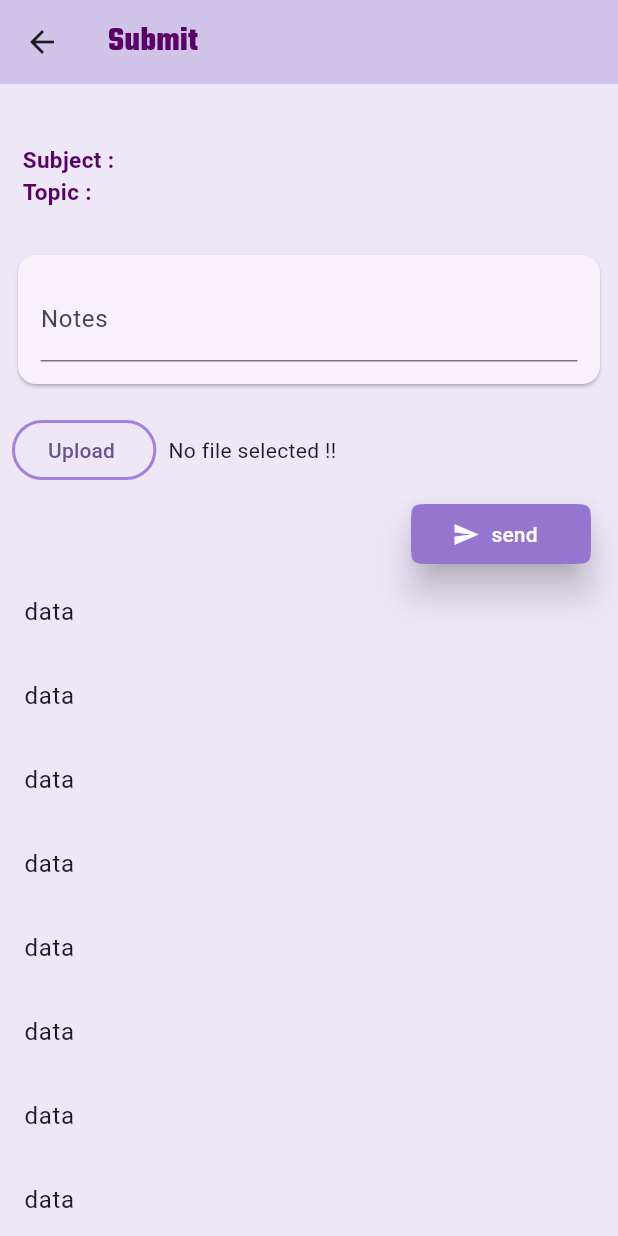
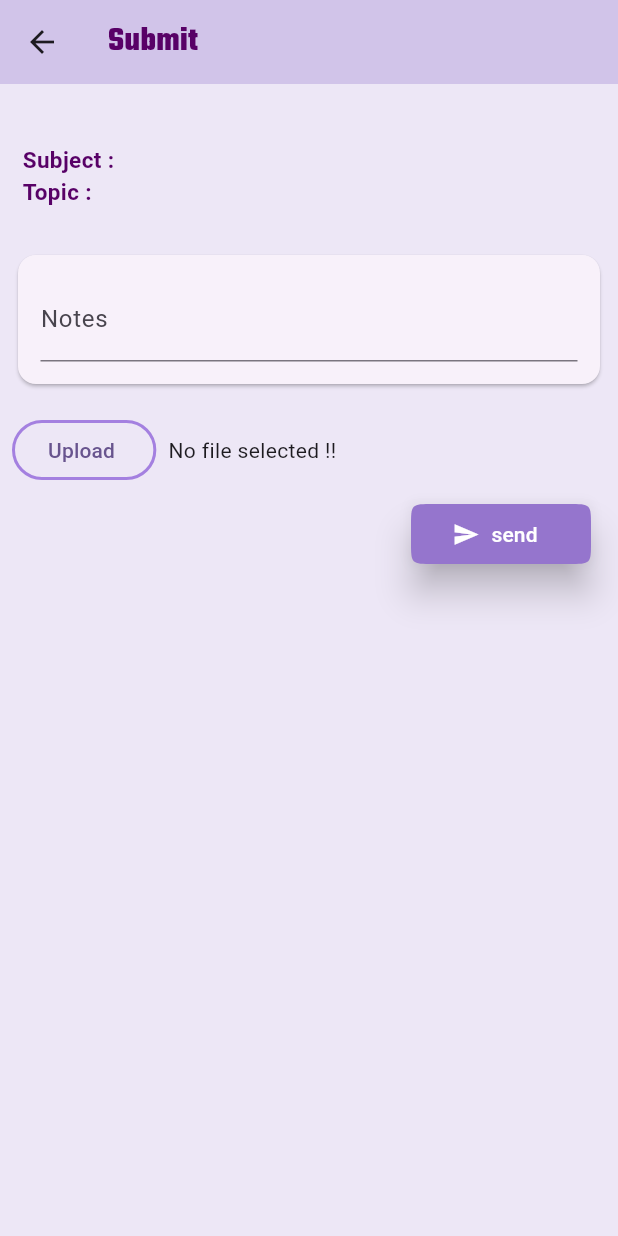
Before and after one commit to amaljosev/School-App-Project, a Flutter app: the ScreenSubmitTask screen opened directly with empty values, on a phone screen of 412 x 824 dp. Run offline on Flutter 3.47's test engine with Material 3 defaults, Android fonts, the phone set to English and light mode, and no system bars; our stand-ins replace cloud_firestore, firebase_core, firebase_storage, flutter_bloc, google_fonts, image_picker and 5 more; accounts and stored records are empty; Roboto replaces fonts that are missing (Ubuntu).

```diff
--- a/lib/screens/student/tasks/submit_task_screen.dart
+++ b/lib/screens/student/tasks/submit_task_screen.dart
@@ -94,7 +94,8 @@ class ScreenSubmitTask extends StatelessWidget {
                     padding: const EdgeInsets.symmetric(horizontal: 15.0),
                     child: Row(
                       children: [
-                        Column(
+                        Expanded(
+                          child: Column(
                             crossAxisAlignment: CrossAxisAlignment.start,
                             children: [
                               Text(
@@ -106,6 +107,7 @@ class ScreenSubmitTask extends StatelessWidget {
                                 style: listViewTextStyle,
                               ),
                             ],
+                          ),
                         ),
                       ],
                     ),
@@ -162,16 +164,6 @@ class ScreenSubmitTask extends StatelessWidget {
                             : null;
                         isLoading = true;
                       }),
-                  Expanded(
-                    child: SizedBox(
-                      height: 500,
-                      child: ListView.builder(
-                        itemBuilder: (context, index) =>
-                            const ListTile(title: Text('data')),
-                        itemCount: 10,
-                      ),
-                    ),
-                  ),
                 ],
               );
             },
```
Also changed, not shown: lib/screens/student/tasks/widgets/students_taskslist_widget.dart (+43 -10 lines), lib/main.dart (line endings or trailing spaces). Lines whose indentation alone changed are shown as unchanged.
